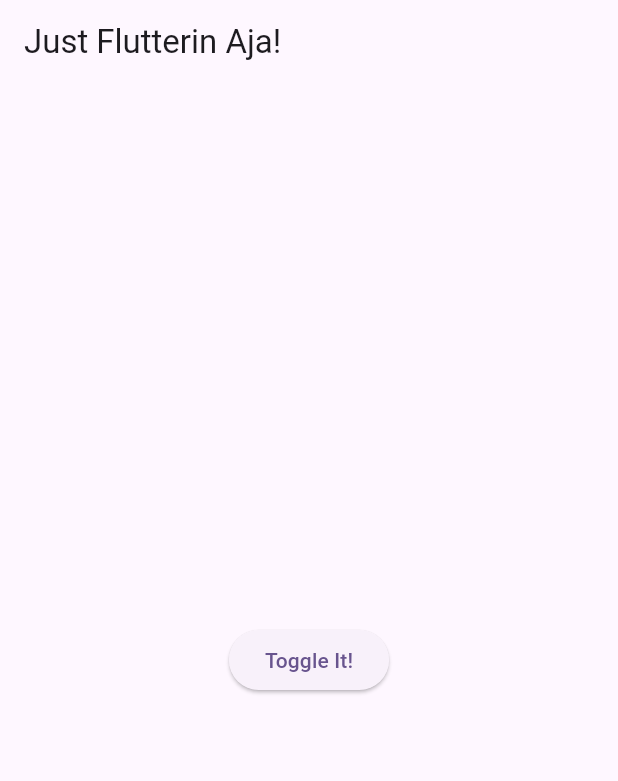
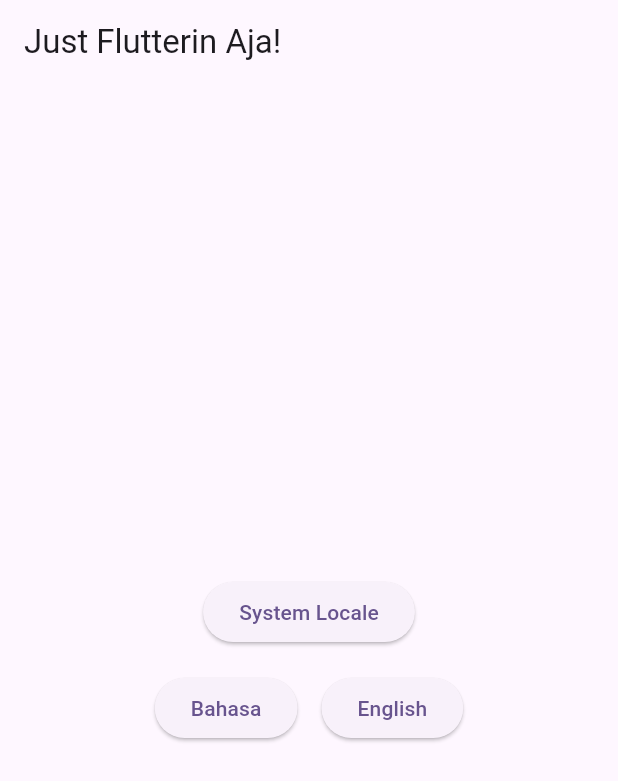
Before and after one commit to danielprast/flutterinaja, a Flutter app: the screen it shows after launch, on a phone screen of 412 x 824 dp. Shown: the top 781 px of the screen. Run offline on Flutter 3.47's test engine with Material 3 defaults, Android fonts, the phone set to English and light mode, and no system bars; our stand-ins replace equatable; generated files the repository leaves out were written again.

Commit message:
🧑‍💻 Setup logic for restoring app locale configuration to follow device configuration

```diff
--- a/lib/apps/localization/localin_aja.dart
+++ b/lib/apps/localization/localin_aja.dart
@@ -40,37 +40,64 @@ class LocalizeWidget extends StatefulWidget {
 class _LocalizeWidgetState extends State<LocalizeWidget> {
   //
   String localeId = 'en';
+  bool useSystemLocale = false;
 
   @override
   Widget build(BuildContext context) {
+    if (useSystemLocale) {
+      return _LocalePage(context);
+    }
     return Localizations.override(
       context: context,
       locale: Locale(localeId),
       child: Builder(
         builder: (ctx) {
-          final localization = AppLocalizations.of(ctx)!;
+          return _LocalePage(ctx);
+        },
+      ),
+    );
+  }
+
+  Widget _LocalePage(BuildContext context) {
+    final localization = AppLocalizations.of(context)!;
     return Scaffold(
       appBar: AppBar(
         title: Text(localization.flutterinaja_hello),
       ),
       body: SafeArea(
         child: Column(
-                children: [
-                  Spacer(),
-                  Row(
+          spacing: 16,
           children: [
             Spacer(),
             ElevatedButton(
               onPressed: () {
                 setState(() {
-                            if (localeId == 'en') {
-                              localeId = 'id';
-                            } else {
-                              localeId = 'en';
-                            }
+                  useSystemLocale = true;
                 });
               },
-                        child: Text('${localization.toggle_it}!'),
+              child: const Text('System Locale'),
+            ),
+            Row(
+              spacing: 16,
+              children: [
+                Spacer(),
+                ElevatedButton(
+                  onPressed: () {
+                    setState(() {
+                      useSystemLocale = false;
+                      localeId = 'id';
+                    });
+                  },
+                  child: const Text('Bahasa'),
+                ),
+                ElevatedButton(
+                  onPressed: () {
+                    setState(() {
+                      useSystemLocale = false;
+                      localeId = 'en';
+                    });
+                  },
+                  child: const Text('English'),
                 ),
                 Spacer(),
               ],
@@ -80,8 +107,5 @@ class _LocalizeWidgetState extends State<LocalizeWidget> {
         ),
       ),
     );
-        },
-      ),
-    );
   }
 }
```
Lines whose indentation alone changed are shown as unchanged.
